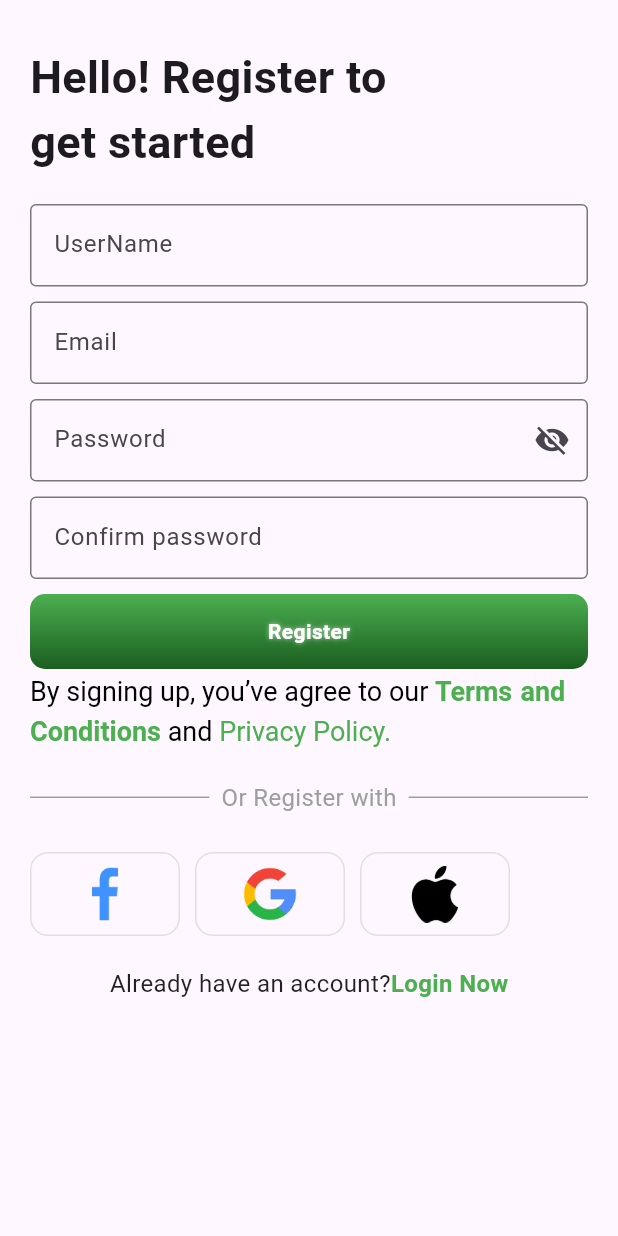
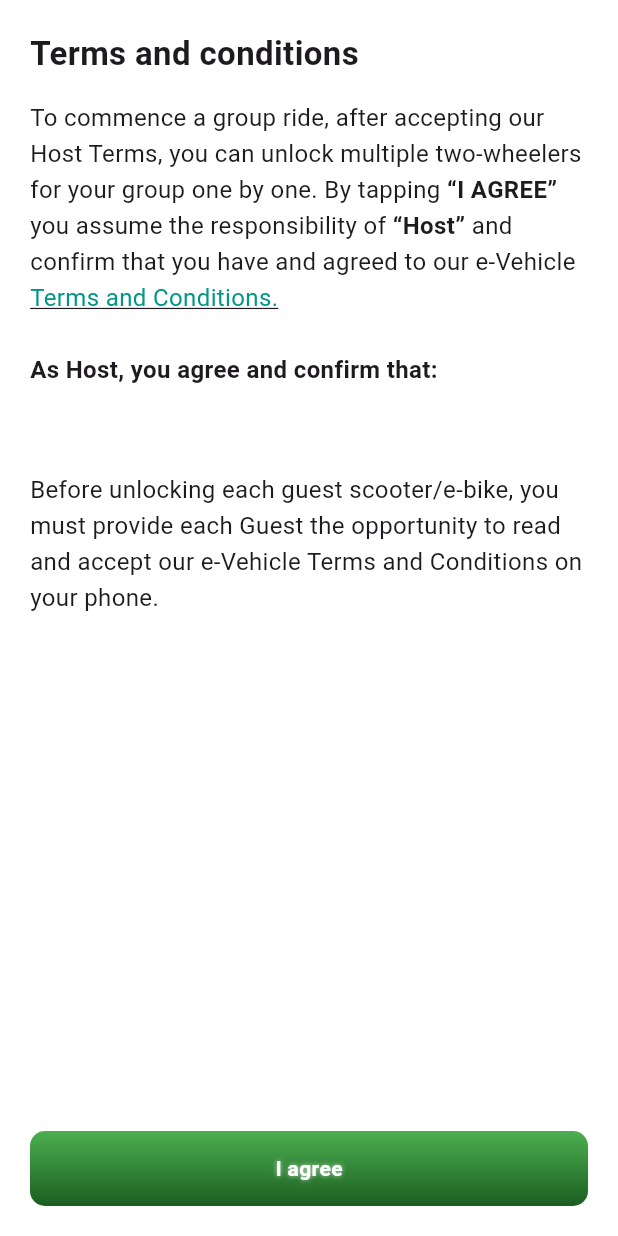
Before and after one commit to zulfiqaralihunzai05/islamic_app, a Flutter app: the screen it shows after launch, on a phone screen of 412 x 824 dp. Run offline on Flutter 3.47's test engine with Material 3 defaults, Android fonts, the light colour scheme and no system bars.

Commit message:
Terms and Conditions Screen

```diff
--- a/lib/main.dart
+++ b/lib/main.dart
@@ -1,6 +1,7 @@
 import 'package:flutter/material.dart';
 import 'package:islamic_app/presentation/screen/Auth/View/login_screen.dart';
 import 'package:islamic_app/presentation/screen/Auth/View/register_screen.dart';
+import 'package:islamic_app/presentation/screen/Auth/View/term_and_conditions.dart';
 
 void main() {
   //jgcdshf
@@ -21,7 +22,7 @@ class MyApp extends StatelessWidget {
         colorScheme: ColorScheme.fromSeed(seedColor: Colors.deepPurple),
         useMaterial3: true,
       ),
-      home: const RegisterScreen(),
+      home: const TermAndConditions(),
     );
   }
 }
--- /dev/null
+++ b/lib/presentation/screen/Auth/View/term_and_conditions.dart
@@ -0,0 +1,85 @@
+import 'package:flutter/material.dart';
+
+import '../../../../common/widgets/login_button.dart';
+class TermAndConditions extends StatelessWidget {
+  const TermAndConditions({super.key});
+
+  @override
+  Widget build(BuildContext context) {
+    return Scaffold(
+      backgroundColor: Colors.white,
+      body: SafeArea(
+        child: Padding(
+          padding: const EdgeInsets.all(20),
+          child: Column(
+            crossAxisAlignment: CrossAxisAlignment.start,
+            children: [
+              Text(
+                "Terms and conditions",
+                style: TextStyle(
+                  fontSize: 22,
+                  fontWeight: FontWeight.bold,
+                ),
+              ),
+              SizedBox(height: 16),
+              Text.rich(
+                TextSpan(
+                  children: [
+                    TextSpan(
+                      text:
+                      "To commence a group ride, after accepting our Host Terms, you can unlock multiple two-wheelers for your group one by one. By tapping ",
+                    ),
+                    TextSpan(
+                      text: "“I AGREE” ",
+                      style: TextStyle(fontWeight: FontWeight.bold),
+                    ),
+                    TextSpan(
+                      text:
+                      "you assume the responsibility of ",
+                    ),
+                    TextSpan(
+                      text: "“Host” ",
+                      style: TextStyle(fontWeight: FontWeight.bold),
+                    ),
+                    TextSpan(
+                      text:
+                      "and confirm that you have and agreed to our e-Vehicle ",
+                    ),
+                    TextSpan(
+                      text: "Terms and Conditions.\n\n",
+                      style: TextStyle(
+                          color: Colors.teal, decoration: TextDecoration.underline),
+                    ),
+                    TextSpan(
+                      text: "As Host, you agree and confirm that:\n",
+                      style: TextStyle(fontWeight: FontWeight.bold),
+                    ),
+                  ],
+                ),
+                style: TextStyle(fontSize: 16, height: 1.5),
+              ),
+              SizedBox(height: 12),
+              // BulletPoint("each guest rider is at least 18 years old;"),
+              // BulletPoint("only one person will ride a scooter at a time;"),
+              // BulletPoint("you will pay for all rented scooters/e-bikes in your group;"),
+              // BulletPoint(
+              //     "you are responsible for all parking fines, fees, penalties, injuries and damage caused by or to Guests while on the group ride."),
+              SizedBox(height: 20),
+              Text(
+                "Before unlocking each guest scooter/e-bike, you must provide each Guest the opportunity to read and accept our e-Vehicle Terms and Conditions on your phone.",
+                style: TextStyle(fontSize: 16, height: 1.5),
+              ),
+              Spacer(),
+              SizedBox(
+                width:double.infinity,
+                child: button1(
+                  textLabel: 'I agree',
+                ),
+              ),
+            ],
+          ),
+        ),
+      ),
+    );
+  }
+}
```
Also changed, not shown: 4 other files.
